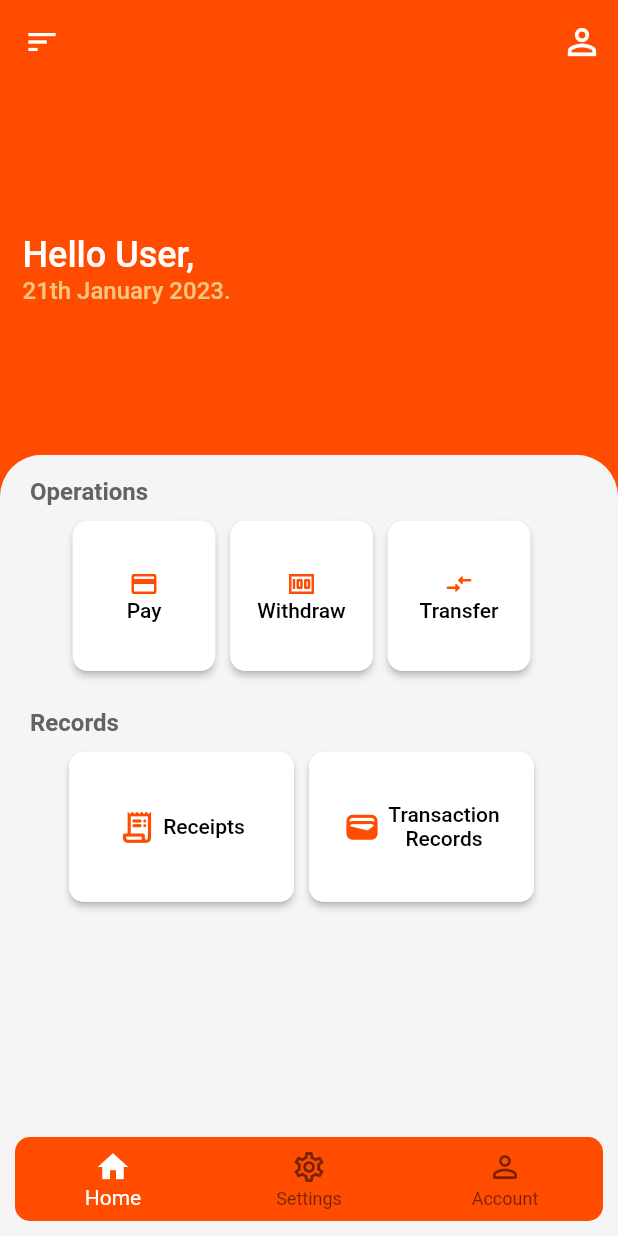
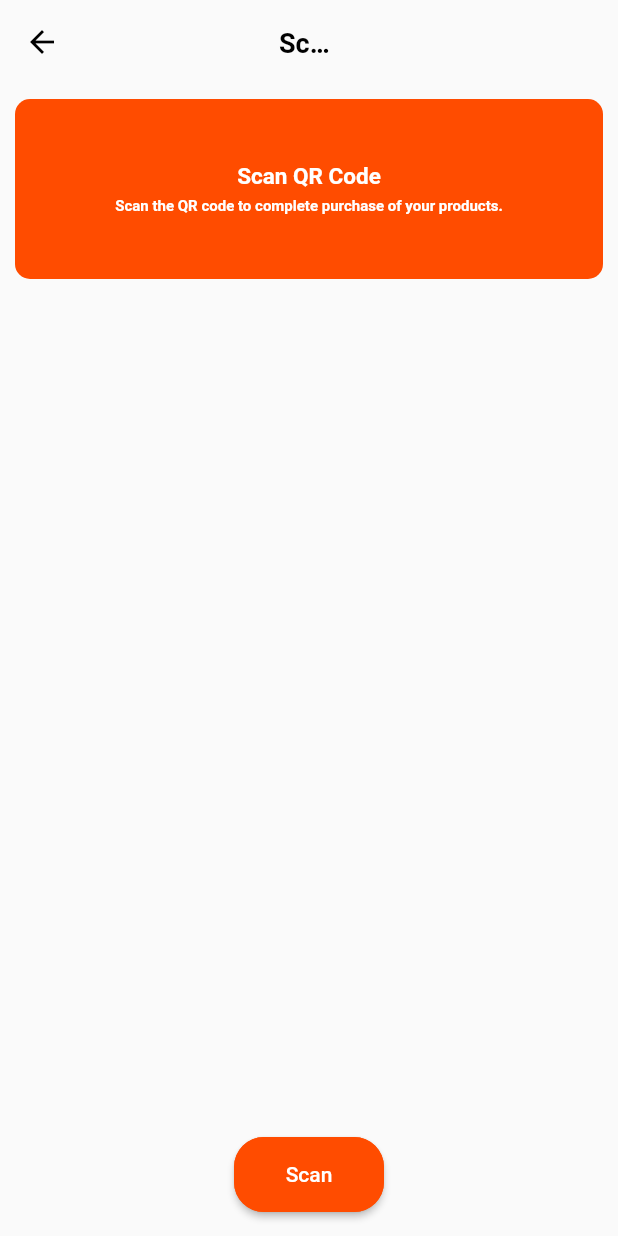
Before and after one commit to MosesOpiyo/Eazz, a Flutter app: the HomePage screen opened directly, after a tap on "Pay", on a phone screen of 412 x 824 dp. Run offline on Flutter 3.47's test engine with Material 2 defaults, Android fonts, the light colour scheme and no system bars; our stand-ins replace page_transition; missing offline and left inert: fl_country_code_picker.

Commit message:
Pay operation

```diff
--- a/lib/Authentication/registration.dart
+++ b/lib/Authentication/registration.dart
@@ -41,7 +41,6 @@ class _RegistrationState extends State<Registration> {
             phoneNumber = phoneNumberTextController.text;
             numberCode = countryTextController.text;
             fullPhoneNumber = numberCode + phoneNumber;
-            print("Working");
             Navigator.push(
                 context,
                 PageTransition(
--- a/lib/HomePage/homepage.dart
+++ b/lib/HomePage/homepage.dart
@@ -1,4 +1,6 @@
+import 'package:eazz/Payment/payment.dart';
 import 'package:flutter/material.dart';
+import 'package:page_transition/page_transition.dart';
 
 class HomePage extends StatefulWidget {
   const HomePage({super.key});
@@ -164,7 +166,14 @@ class _HomePageState extends State<HomePage> {
                                                   BorderRadius.circular(10),
                                               side: const BorderSide(
                                                   color: Colors.white)))),
-                                  onPressed: () {},
+                                  onPressed: () {
+                                    Navigator.push(
+                                        context,
+                                        PageTransition(
+                                            type:
+                                                PageTransitionType.rightToLeft,
+                                            child: const Payment()));
+                                  },
                                   child: Column(
                                     mainAxisAlignment: MainAxisAlignment.center,
                                     crossAxisAlignment:
@@ -262,7 +271,7 @@ class _HomePageState extends State<HomePage> {
                   Row(
                     children: const [
                       Padding(
-                        padding: EdgeInsets.only(top: 15, left: 20),
+                        padding: EdgeInsets.only(top: 5, left: 20),
                         child: Text(
                           "Records",
                           style: TextStyle(
--- /dev/null
+++ b/lib/Payment/payment.dart
@@ -0,0 +1,96 @@
+import 'package:eazz/Payment/checkout.dart';
+import 'package:flutter/material.dart';
+import 'package:page_transition/page_transition.dart';
+
+class Payment extends StatefulWidget {
+  const Payment({super.key});
+
+  @override
+  State<Payment> createState() => _PaymentState();
+}
+
+class _PaymentState extends State<Payment> {
+  @override
+  Widget build(BuildContext context) {
+    return Scaffold(
+      appBar: AppBar(
+        backgroundColor: Colors.transparent,
+        centerTitle: true,
+        shadowColor: Colors.transparent,
+        title: Container(
+          padding: const EdgeInsets.all(10),
+          width: 60,
+          height: 40,
+          child: const Text(
+            "Scan",
+            style: TextStyle(fontSize: 18, fontWeight: FontWeight.bold),
+          ),
+        ),
+        elevation: 0,
+      ),
+      floatingActionButton: SizedBox(
+        width: 100,
+        height: 50,
+        child: ElevatedButton(
+          style: ButtonStyle(
+              foregroundColor: MaterialStateProperty.all<Color>(Colors.white),
+              backgroundColor: MaterialStateProperty.all<Color>(
+                  const Color.fromRGBO(255, 76, 0, 2)),
+              shape: MaterialStateProperty.all<RoundedRectangleBorder>(
+                  RoundedRectangleBorder(
+                      borderRadius: BorderRadius.circular(20),
+                      side: const BorderSide(
+                          color: Color.fromRGBO(255, 76, 0, 2))))),
+          onPressed: () {
+            Navigator.push(
+                context,
+                PageTransition(
+                    type: PageTransitionType.rightToLeft,
+                    child: const Checkout()));
+          },
+          child: const Text('Scan'),
+        ),
+      ),
+      floatingActionButtonLocation: FloatingActionButtonLocation.centerFloat,
+      body: SafeArea(
+          child: Column(
+        children: [
+          Center(
+            child: Padding(
+                padding: const EdgeInsets.all(10),
+                child: Container(
+                  decoration: BoxDecoration(
+                    borderRadius: BorderRadius.circular(10),
+                    color: const Color.fromRGBO(255, 76, 0, 2),
+                  ),
+                  height: 120,
+                  padding: EdgeInsets.zero,
+                  child: Center(
+                    child: Column(
+                      mainAxisAlignment: MainAxisAlignment.center,
+                      crossAxisAlignment: CrossAxisAlignment.center,
+                      children: [
+                        Container(
+                          padding: const EdgeInsets.only(bottom: 5),
+                          child: const Text("Scan QR Code",
+                              style: TextStyle(
+                                  fontSize: 15,
+                                  fontWeight: FontWeight.bold,
+                                  color: Colors.white)),
+                        ),
+                        const Text(
+                            "Scan the QR code to complete purchase of your products.",
+                            style: TextStyle(
+                                fontSize: 10,
+                                fontWeight: FontWeight.bold,
+                                color: Colors.white))
+                      ],
+                    ),
+                  ),
+                )),
+          )
+        ],
+      )),
+    );
+  }
+}
```
Also changed, not shown: lib/Payment/checkout.dart (added, +279 -0 lines).
